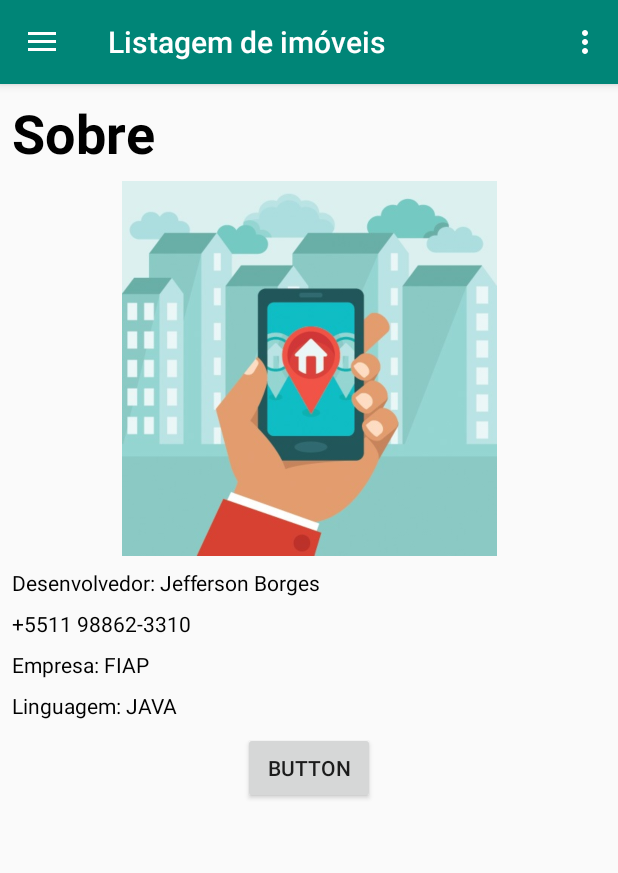
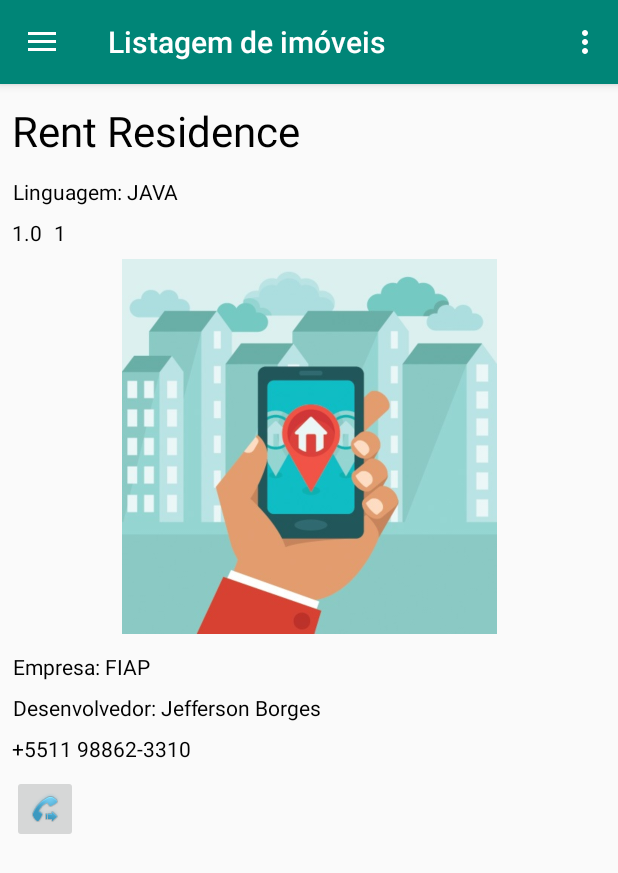
Before and after one commit to jeffersonborges/RentResidence, an Android app: the fragment AboutFragment placed in its activity, on a phone screen of 412 x 824 dp. Shown: the top 873 px of the screen. Run offline under Robolectric (Android 15) with nearby library versions, the phone set to English and light mode, and no system bars; our stand-ins replace Firebase (no records; nobody signed in at launch, a user with empty details on screens opened directly).

Commit message:
Finalização da tela Sobre

```diff
--- a/app/src/main/AndroidManifest.xml
+++ b/app/src/main/AndroidManifest.xml
@@ -3,11 +3,6 @@
     xmlns:tools="http://schemas.android.com/tools"
     package="br.com.jborges.rentresidence">
 
-    <!--
-         The ACCESS_COARSE/FINE_LOCATION permissions are not required to use
-         Google Maps Android API v2, but you must specify either coarse or fine
-         location permissions for the 'MyLocation' functionality.
-    -->
     <uses-permission android:name="android.permission.ACCESS_FINE_LOCATION" />
     <uses-permission android:name="android.permission.CALL_PHONE" />
     <uses-permission android:name="android.permission.INTERNET" />
--- a/app/src/main/java/br/com/jborges/rentresidence/Fragments/AboutFragment.java
+++ b/app/src/main/java/br/com/jborges/rentresidence/Fragments/AboutFragment.java
@@ -3,6 +3,7 @@ package br.com.jborges.rentresidence.Fragments;
 import android.Manifest;
 import android.app.Activity;
 import android.content.Intent;
+import android.content.pm.PackageInfo;
 import android.content.pm.PackageManager;
 import android.net.Uri;
 import android.os.Bundle;
@@ -11,13 +12,9 @@ import android.support.v4.app.Fragment;
 import android.view.LayoutInflater;
 import android.view.View;
 import android.view.ViewGroup;
-import android.widget.Button;
 import android.widget.ImageButton;
 import android.widget.TextView;
-import android.widget.Toast;
 
-import br.com.jborges.rentresidence.Activity.MainActivity;
-import br.com.jborges.rentresidence.MapsActivity;
 import br.com.jborges.rentresidence.R;
 
 /**
@@ -26,8 +23,9 @@ import br.com.jborges.rentresidence.R;
 
 public class AboutFragment extends Fragment {
 
-    Button btnFazer_Ligacao;
+    ImageButton btnFazer_Ligacao;
     TextView telefone;
+    TextView VersionCode;
 
     public AboutFragment() {
         // Required empty public constructor
@@ -40,6 +38,9 @@ public class AboutFragment extends Fragment {
 
         final View view = inflater.inflate(R.layout.fragment_about, container, false);
         telefone = view.findViewById(R.id.about_telephone_number);
+
+        VersionCode = view.findViewById(R.id.about_version);
+        VersionCode.setText(String.valueOf(1.0));
 
         btnFazer_Ligacao = view.findViewById(R.id.fazerligacao);
         btnFazer_Ligacao.setOnClickListener(new View.OnClickListener() {
--- a/app/src/main/res/layout/fragment_about.xml
+++ b/app/src/main/res/layout/fragment_about.xml
@@ -14,21 +14,88 @@
         android:layout_height="wrap_content"
         android:layout_marginStart="8dp"
         android:layout_marginLeft="8dp"
-        android:layout_marginTop="8dp"
+        android:layout_marginTop="12dp"
         android:layout_marginEnd="8dp"
         android:layout_marginRight="8dp"
-        android:text="Sobre"
+        android:text="@string/app_name"
         android:textColor="@android:color/black"
-        android:textSize="36sp"
-        android:textStyle="bold"
+        android:textSize="@dimen/font28"
+        android:textStyle="normal"
         app:layout_constraintEnd_toEndOf="parent"
         app:layout_constraintStart_toStartOf="parent"
         app:layout_constraintTop_toTopOf="parent" />
 
+    <TextView
+        android:id="@+id/about_language"
+        android:layout_width="395dp"
+        android:layout_height="wrap_content"
+        android:layout_marginStart="8dp"
+        android:layout_marginLeft="8dp"
+        android:layout_marginTop="12dp"
+        android:layout_marginEnd="8dp"
+        android:layout_marginRight="8dp"
+        android:text="Linguagem: JAVA"
+        android:textColor="@android:color/black"
+        app:layout_constraintEnd_toEndOf="parent"
+        app:layout_constraintStart_toStartOf="parent"
+        app:layout_constraintTop_toBottomOf="@+id/about_title" />
 
     <TextView
-        android:id="@+id/about_subtitle"
-        android:layout_width="0dp"
+        android:id="@+id/about_version"
+        android:layout_width="wrap_content"
+        android:layout_height="wrap_content"
+        android:layout_marginStart="8dp"
+        android:layout_marginLeft="8dp"
+        android:layout_marginTop="8dp"
+        android:text="Versão:"
+        android:textColor="@android:color/black"
+        app:layout_constraintStart_toStartOf="parent"
+        app:layout_constraintTop_toBottomOf="@+id/about_language" />
+
+    <TextView
+        android:id="@+id/about_version2"
+        android:layout_width="wrap_content"
+        android:layout_height="wrap_content"
+        android:layout_marginStart="8dp"
+        android:layout_marginLeft="8dp"
+        android:layout_marginTop="8dp"
+        android:text="1"
+        android:textColor="@android:color/black"
+        app:layout_constraintStart_toEndOf="@+id/about_version"
+        app:layout_constraintTop_toBottomOf="@+id/about_language" />
+
+    <ImageView
+        android:id="@+id/about_logo"
+        android:layout_width="250dp"
+        android:layout_height="250dp"
+        android:layout_marginStart="8dp"
+        android:layout_marginLeft="8dp"
+        android:layout_marginTop="8dp"
+        android:layout_marginEnd="8dp"
+        android:layout_marginRight="8dp"
+        android:src="@drawable/rentresidencelogo"
+        app:layout_constraintEnd_toEndOf="parent"
+        app:layout_constraintStart_toStartOf="parent"
+        app:layout_constraintTop_toBottomOf="@+id/about_version" />
+
+    <TextView
+        android:id="@+id/about_company"
+        android:layout_width="395dp"
+        android:layout_height="wrap_content"
+        android:layout_marginStart="8dp"
+        android:layout_marginLeft="8dp"
+        android:layout_marginTop="12dp"
+        android:layout_marginEnd="8dp"
+        android:layout_marginRight="8dp"
+        android:text="Empresa: FIAP"
+        android:textColor="@android:color/black"
+        app:layout_constraintEnd_toEndOf="parent"
+        app:layout_constraintStart_toStartOf="parent"
+        app:layout_constraintTop_toBottomOf="@+id/about_logo" />
+
+    <TextView
+        android:id="@+id/about_developer"
+        android:layout_width="395dp"
         android:layout_height="wrap_content"
         android:layout_marginStart="8dp"
         android:layout_marginLeft="8dp"
@@ -39,7 +106,7 @@
         android:textColor="@android:color/black"
         app:layout_constraintEnd_toEndOf="parent"
         app:layout_constraintStart_toStartOf="parent"
-        app:layout_constraintTop_toBottomOf="@+id/imageView2" />
+        app:layout_constraintTop_toBottomOf="@+id/about_company" />
 
 
     <TextView
@@ -49,67 +116,25 @@
         android:layout_marginStart="8dp"
         android:layout_marginLeft="8dp"
         android:layout_marginTop="8dp"
-        android:text="+5511 98862-3310"
-        android:textColor="@android:color/black"
-        app:layout_constraintStart_toStartOf="parent"
-        app:layout_constraintTop_toBottomOf="@+id/about_subtitle" />
-
-    <TextView
-        android:id="@+id/about_subtitle2"
-        android:layout_width="0dp"
-        android:layout_height="wrap_content"
-        android:layout_marginStart="8dp"
-        android:layout_marginLeft="8dp"
-        android:layout_marginTop="8dp"
         android:layout_marginEnd="8dp"
         android:layout_marginRight="8dp"
-        android:text="Empresa: FIAP"
+        android:text="+5511 98862-3310"
         android:textColor="@android:color/black"
         app:layout_constraintEnd_toEndOf="parent"
         app:layout_constraintStart_toStartOf="parent"
-        app:layout_constraintTop_toBottomOf="@+id/about_telephone_number" />
+        app:layout_constraintTop_toBottomOf="@+id/about_developer" />
 
-    <TextView
-        android:id="@+id/about_subtitle3"
-        android:layout_width="0dp"
-        android:layout_height="wrap_content"
-        android:layout_marginStart="8dp"
-        android:layout_marginLeft="8dp"
-        android:layout_marginTop="8dp"
-        android:layout_marginEnd="8dp"
-        android:layout_marginRight="8dp"
-        android:text="Linguagem: JAVA"
-        android:textColor="@android:color/black"
-        app:layout_constraintEnd_toEndOf="parent"
-        app:layout_constraintStart_toStartOf="parent"
-        app:layout_constraintTop_toBottomOf="@+id/about_subtitle2" />
 
-    <ImageView
-        android:id="@+id/imageView2"
-        android:layout_width="250dp"
-        android:layout_height="250dp"
-        android:layout_marginStart="8dp"
-        android:layout_marginLeft="8dp"
-        android:layout_marginTop="8dp"
-        android:layout_marginEnd="8dp"
-        android:layout_marginRight="8dp"
-        android:src="@drawable/rentresidencelogo"
-        app:layout_constraintEnd_toEndOf="parent"
-        app:layout_constraintStart_toStartOf="parent"
-        app:layout_constraintTop_toBottomOf="@+id/about_title" />
-
-    <Button
+    <ImageButton
         android:id="@+id/fazerligacao"
         android:layout_width="wrap_content"
         android:layout_height="wrap_content"
         android:layout_marginStart="8dp"
         android:layout_marginLeft="8dp"
         android:layout_marginTop="8dp"
-        android:layout_marginEnd="8dp"
-        android:layout_marginRight="8dp"
+        android:src="@android:drawable/stat_sys_phone_call_forward"
         android:text="Button"
-        app:layout_constraintEnd_toEndOf="parent"
         app:layout_constraintStart_toStartOf="parent"
-        app:layout_constraintTop_toBottomOf="@+id/about_subtitle3" />
+        app:layout_constraintTop_toBottomOf="@+id/about_telephone_number" />
 
 </android.support.constraint.ConstraintLayout>
```
